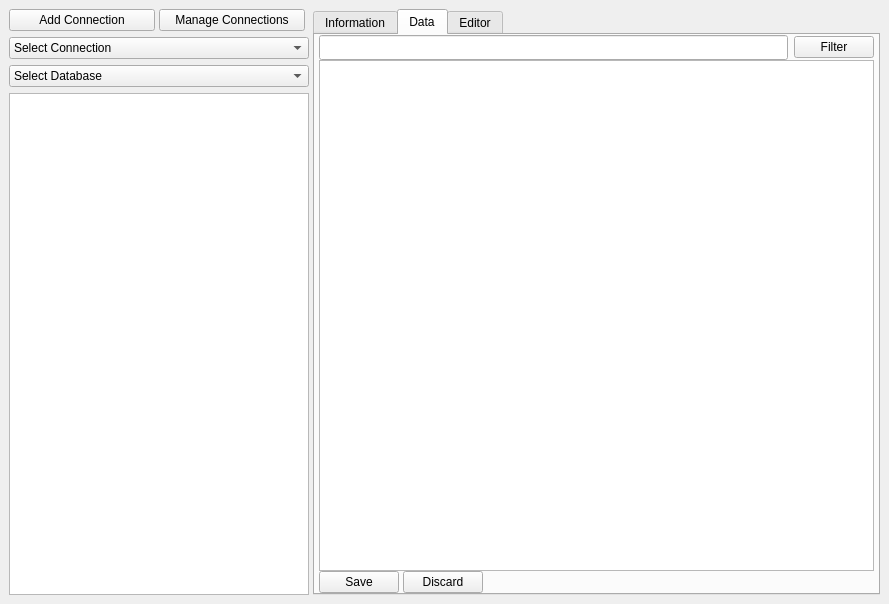
The window that db-gui2/mainwindow.ui (hehaowen00/experiments) describes before a commit, drawn with Qt 5.
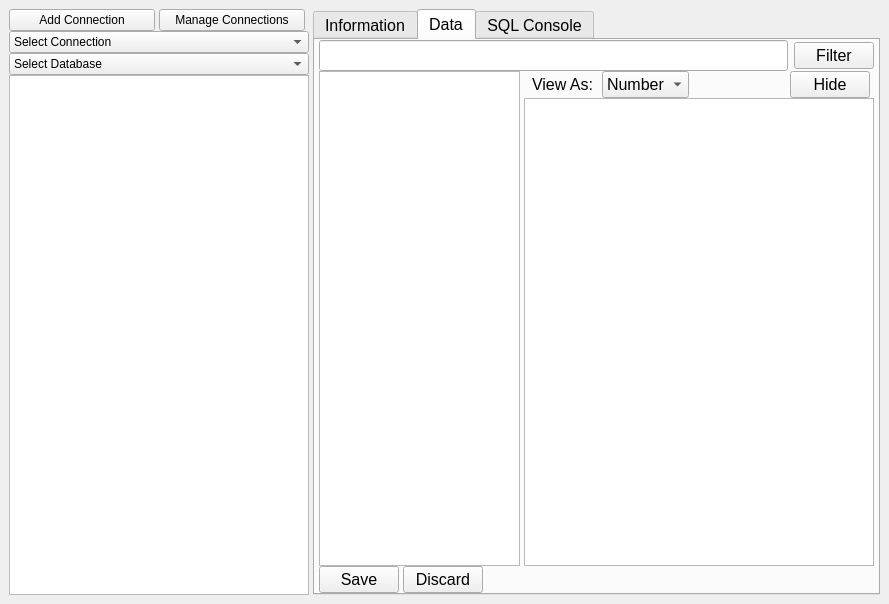
The same window after the commit.

Patch:
```diff
--- a/db-gui2/mainwindow.ui
+++ b/db-gui2/mainwindow.ui
@@ -14,16 +14,19 @@
    <string>MainWindow</string>
   </property>
   <widget class="QWidget" name="centralwidget">
-   <layout class="QGridLayout" name="gridLayout">
+   <layout class="QGridLayout" name="gridLayout_5">
     <item row="0" column="0">
      <layout class="QHBoxLayout" name="horizontalLayout_5">
       <property name="spacing">
        <number>0</number>
       </property>
+      <property name="rightMargin">
+       <number>0</number>
+      </property>
       <item>
        <layout class="QVBoxLayout" name="verticalLayout_4">
         <property name="spacing">
-         <number>6</number>
+         <number>0</number>
         </property>
         <property name="sizeConstraint">
          <enum>QLayout::SizeConstraint::SetMaximumSize</enum>
@@ -65,10 +68,33 @@
          </layout>
         </item>
         <item>
+         <layout class="QHBoxLayout" name="horizontalLayout_8">
+          <property name="spacing">
+           <number>0</number>
+          </property>
+          <property name="leftMargin">
+           <number>0</number>
+          </property>
+          <property name="rightMargin">
+           <number>0</number>
+          </property>
+          <item>
          <widget class="QComboBox" name="connectionsList">
+            <property name="sizePolicy">
+             <sizepolicy hsizetype="Preferred" vsizetype="Fixed">
+              <horstretch>0</horstretch>
+              <verstretch>0</verstretch>
+             </sizepolicy>
+            </property>
+            <property name="minimumSize">
+             <size>
+              <width>300</width>
+              <height>0</height>
+             </size>
+            </property>
           <property name="maximumSize">
            <size>
-            <width>310</width>
+              <width>16777215</width>
             <height>16777215</height>
            </size>
           </property>
@@ -82,8 +108,39 @@
           </item>
          </widget>
         </item>
+         </layout>
+        </item>
+        <item>
+         <layout class="QHBoxLayout" name="horizontalLayout_9">
+          <property name="spacing">
+           <number>0</number>
+          </property>
+          <property name="leftMargin">
+           <number>0</number>
+          </property>
+          <property name="rightMargin">
+           <number>0</number>
+          </property>
         <item>
          <widget class="QComboBox" name="databasesList">
+            <property name="sizePolicy">
+             <sizepolicy hsizetype="Preferred" vsizetype="Fixed">
+              <horstretch>0</horstretch>
+              <verstretch>0</verstretch>
+             </sizepolicy>
+            </property>
+            <property name="minimumSize">
+             <size>
+              <width>300</width>
+              <height>0</height>
+             </size>
+            </property>
+            <property name="maximumSize">
+             <size>
+              <width>16777215</width>
+              <height>16777215</height>
+             </size>
+            </property>
           <property name="currentText">
            <string>Select Database</string>
           </property>
@@ -94,6 +151,8 @@
           </item>
          </widget>
         </item>
+         </layout>
+        </item>
         <item>
          <widget class="QListWidget" name="tablesList">
           <property name="minimumSize">
@@ -118,7 +177,14 @@
        </layout>
       </item>
       <item>
+       <layout class="QVBoxLayout" name="verticalLayout_3">
+        <item>
        <widget class="QTabWidget" name="tabWidget">
+          <property name="font">
+           <font>
+            <pointsize>12</pointsize>
+           </font>
+          </property>
         <property name="tabPosition">
          <enum>QTabWidget::TabPosition::North</enum>
         </property>
@@ -174,6 +240,7 @@
                 <property name="font">
                  <font>
                   <family>Menlo</family>
+                    <pointsize>12</pointsize>
                  </font>
                 </property>
                 <property name="placeholderText">
@@ -191,7 +258,18 @@
              </layout>
             </item>
             <item>
+               <layout class="QHBoxLayout" name="horizontalLayout_4">
+                <property name="spacing">
+                 <number>4</number>
+                </property>
+                <item>
              <widget class="QTableView" name="tableView">
+                  <property name="font">
+                   <font>
+                    <family>Menlo</family>
+                    <pointsize>12</pointsize>
+                   </font>
+                  </property>
               <property name="sizeAdjustPolicy">
                <enum>QAbstractScrollArea::SizeAdjustPolicy::AdjustToContents</enum>
               </property>
@@ -199,6 +277,141 @@
                <bool>true</bool>
               </property>
              </widget>
+                </item>
+                <item>
+                 <widget class="QWidget" name="dataViewWidget" native="true">
+                  <property name="minimumSize">
+                   <size>
+                    <width>350</width>
+                    <height>0</height>
+                   </size>
+                  </property>
+                  <property name="maximumSize">
+                   <size>
+                    <width>350</width>
+                    <height>16777215</height>
+                   </size>
+                  </property>
+                  <layout class="QGridLayout" name="gridLayout">
+                   <property name="leftMargin">
+                    <number>0</number>
+                   </property>
+                   <property name="topMargin">
+                    <number>0</number>
+                   </property>
+                   <property name="rightMargin">
+                    <number>0</number>
+                   </property>
+                   <property name="bottomMargin">
+                    <number>0</number>
+                   </property>
+                   <item row="0" column="0">
+                    <layout class="QVBoxLayout" name="verticalLayout_5">
+                     <property name="spacing">
+                      <number>0</number>
+                     </property>
+                     <item>
+                      <layout class="QHBoxLayout" name="horizontalLayout_10">
+                       <property name="spacing">
+                        <number>8</number>
+                       </property>
+                       <property name="leftMargin">
+                        <number>8</number>
+                       </property>
+                       <property name="rightMargin">
+                        <number>4</number>
+                       </property>
+                       <item>
+                        <widget class="QLabel" name="label_2">
+                         <property name="text">
+                          <string>View As:</string>
+                         </property>
+                        </widget>
+                       </item>
+                       <item>
+                        <widget class="QComboBox" name="comboBox">
+                         <item>
+                          <property name="text">
+                           <string>Number</string>
+                          </property>
+                         </item>
+                         <item>
+                          <property name="text">
+                           <string>Text</string>
+                          </property>
+                         </item>
+                         <item>
+                          <property name="text">
+                           <string>JSON</string>
+                          </property>
+                         </item>
+                        </widget>
+                       </item>
+                       <item>
+                        <spacer name="horizontalSpacer_3">
+                         <property name="orientation">
+                          <enum>Qt::Orientation::Horizontal</enum>
+                         </property>
+                         <property name="sizeHint" stdset="0">
+                          <size>
+                           <width>40</width>
+                           <height>20</height>
+                          </size>
+                         </property>
+                        </spacer>
+                       </item>
+                       <item>
+                        <widget class="QPushButton" name="hideDataViewButton">
+                         <property name="text">
+                          <string>Hide</string>
+                         </property>
+                        </widget>
+                       </item>
+                      </layout>
+                     </item>
+                     <item>
+                      <widget class="QPlainTextEdit" name="dataViewTable">
+                       <property name="sizePolicy">
+                        <sizepolicy hsizetype="Expanding" vsizetype="Expanding">
+                         <horstretch>0</horstretch>
+                         <verstretch>0</verstretch>
+                        </sizepolicy>
+                       </property>
+                       <property name="minimumSize">
+                        <size>
+                         <width>0</width>
+                         <height>0</height>
+                        </size>
+                       </property>
+                       <property name="maximumSize">
+                        <size>
+                         <width>16777215</width>
+                         <height>16777215</height>
+                        </size>
+                       </property>
+                       <property name="font">
+                        <font>
+                         <family>Menlo</family>
+                         <pointsize>12</pointsize>
+                        </font>
+                       </property>
+                       <property name="lineWrapMode">
+                        <enum>QPlainTextEdit::LineWrapMode::WidgetWidth</enum>
+                       </property>
+                       <property name="readOnly">
+                        <bool>false</bool>
+                       </property>
+                       <property name="tabStopDistance">
+                        <double>40.000000000000000</double>
+                       </property>
+                      </widget>
+                     </item>
+                    </layout>
+                   </item>
+                  </layout>
+                 </widget>
+                </item>
+               </layout>
             </item>
             <item>
              <layout class="QHBoxLayout" name="horizontalLayout_6">
@@ -268,7 +481,7 @@
         </widget>
         <widget class="QWidget" name="editor">
          <attribute name="title">
-          <string>Editor</string>
+            <string>SQL Console</string>
          </attribute>
          <layout class="QGridLayout" name="gridLayout_3">
           <property name="leftMargin">
@@ -385,6 +598,8 @@
          </layout>
         </widget>
        </widget>
+        </item>
+       </layout>
       </item>
      </layout>
     </item>
```
Left out of the diff: 35 changed lines with no effect on the pictures. Lines whose indentation alone changed are shown as unchanged.
